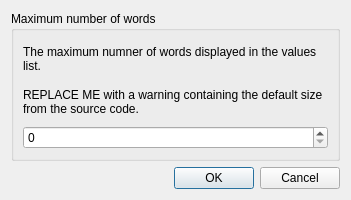
This is PreferencesForm.ui in ChimeraTK/QtHardMon as Qt 5 draws it before an edit. The edited form follows.
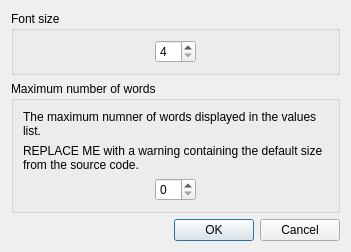
This is the edited form.

Commit message: implemented font size change and read on click in the register list

Diff of the .ui file:
```diff
--- a/PreferencesForm.ui
+++ b/PreferencesForm.ui
@@ -7,15 +7,69 @@
     <x>0</x>
     <y>0</y>
     <width>351</width>
-    <height>200</height>
+    <height>228</height>
    </rect>
   </property>
+  <property name="sizePolicy">
+   <sizepolicy hsizetype="MinimumExpanding" vsizetype="MinimumExpanding">
+    <horstretch>0</horstretch>
+    <verstretch>0</verstretch>
+   </sizepolicy>
+  </property>
   <property name="windowTitle">
    <string>QtHardMon preferences</string>
   </property>
   <layout class="QVBoxLayout" name="verticalLayout">
    <item>
-    <widget class="QGroupBox" name="groupBox">
+    <widget class="QGroupBox" name="fontSizeGroupBox">
+     <property name="title">
+      <string>Font size</string>
+     </property>
+     <layout class="QHBoxLayout" name="horizontalLayout">
+      <item>
+       <spacer name="horizontalSpacer_2">
+        <property name="orientation">
+         <enum>Qt::Horizontal</enum>
+        </property>
+        <property name="sizeHint" stdset="0">
+         <size>
+          <width>40</width>
+          <height>20</height>
+         </size>
+        </property>
+       </spacer>
+      </item>
+      <item>
+       <widget class="QSpinBox" name="fontSizeSpinBox">
+        <property name="minimum">
+         <number>4</number>
+        </property>
+       </widget>
+      </item>
+      <item>
+       <spacer name="horizontalSpacer">
+        <property name="orientation">
+         <enum>Qt::Horizontal</enum>
+        </property>
+        <property name="sizeHint" stdset="0">
+         <size>
+          <width>40</width>
+          <height>20</height>
+         </size>
+        </property>
+       </spacer>
+      </item>
+     </layout>
+    </widget>
+   </item>
+   <item>
+    <widget class="QGroupBox" name="maxWordsGroupBox">
+     <property name="sizePolicy">
+      <sizepolicy hsizetype="MinimumExpanding" vsizetype="MinimumExpanding">
+       <horstretch>0</horstretch>
+       <verstretch>0</verstretch>
+      </sizepolicy>
+     </property>
      <property name="title">
       <string>Maximum number of words</string>
      </property>
@@ -41,7 +95,37 @@
        </widget>
       </item>
       <item>
-       <widget class="QSpinBox" name="maxWordsSpinBox"/>
+       <layout class="QHBoxLayout" name="horizontalLayout_2">
+        <item>
+         <spacer name="horizontalSpacer_3">
+          <property name="orientation">
+           <enum>Qt::Horizontal</enum>
+          </property>
+          <property name="sizeHint" stdset="0">
+           <size>
+            <width>40</width>
+            <height>20</height>
+           </size>
+          </property>
+         </spacer>
+        </item>
+        <item>
+         <widget class="QSpinBox" name="maxWordsSpinBox"/>
+        </item>
+        <item>
+         <spacer name="horizontalSpacer_4">
+          <property name="orientation">
+           <enum>Qt::Horizontal</enum>
+          </property>
+          <property name="sizeHint" stdset="0">
+           <size>
+            <width>40</width>
+            <height>20</height>
+           </size>
+          </property>
+         </spacer>
+        </item>
+       </layout>
       </item>
      </layout>
     </widget>
```
The commit also changes 2 other files.
